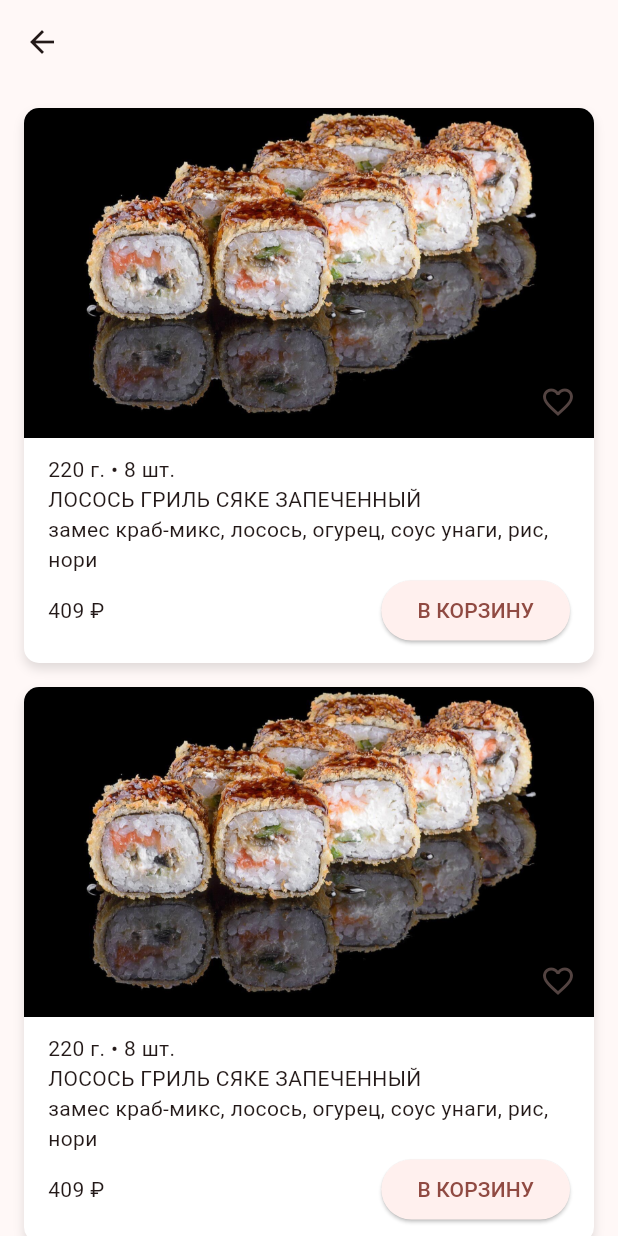
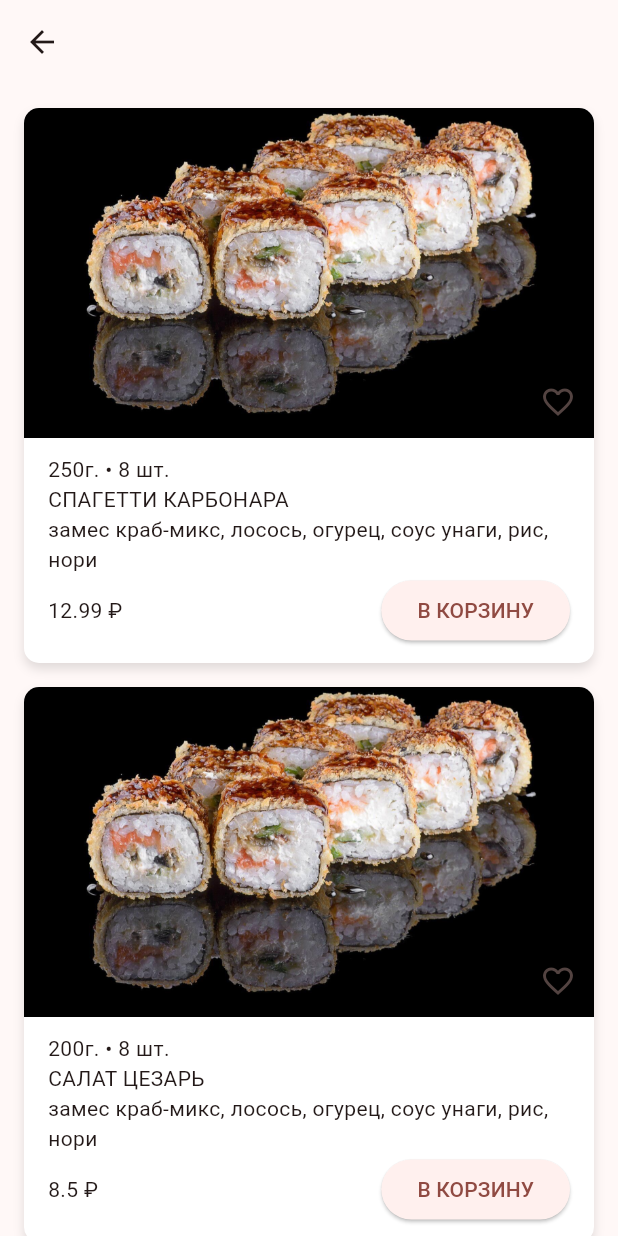
Before and after one commit to ComputerHakka/Food_Delivery, a Flutter app: the CatalogScreen screen opened by its route, on a phone screen of 412 x 824 dp. Run offline on Flutter 3.47's test engine with Material 3 defaults, Android fonts, the phone set to English and light mode, and no system bars; our stand-ins replace flutter_svg, go_router.

Commit message:
menu cell changes

```diff
--- a/lib/features/food_delivery/domain/entities/label.dart
+++ b/lib/features/food_delivery/domain/entities/label.dart
@@ -1,23 +1,30 @@
+import 'package:flutter/material.dart';
+
 class MenuLabelEntity {
   final int id;
   final String name;
+  final Color? color;
 
-  const MenuLabelEntity({required this.id, required this.name});
+  const MenuLabelEntity({
+    required this.id,
+    required this.name,
+    required this.color,
+  });
 
-  static const List<MenuLabelEntity> labelsList = [
-    MenuLabelEntity(id: 1, name: 'NEW'),
-    MenuLabelEntity(id: 2, name: 'АКЦИЯ'),
-    MenuLabelEntity(id: 3, name: '5 чел.'),
-    MenuLabelEntity(id: 4, name: '4 чел.'),
-    MenuLabelEntity(id: 5, name: '2 чел.'),
-    MenuLabelEntity(id: 6, name: '6 чел.'),
-    MenuLabelEntity(id: 7, name: 'СРЕДНЕОСТРОЕ'),
-    MenuLabelEntity(id: 8, name: 'СИЛЬНООСТРОЕ'),
-    MenuLabelEntity(id: 9, name: 'МАЛООСТРОЕ'),
-    MenuLabelEntity(id: 10, name: 'МИНИ'),
-    MenuLabelEntity(id: 11, name: 'ИЗ ПЕЧИ'),
-    MenuLabelEntity(id: 12, name: 'ОПАЛЕННЫЕ'),
-    MenuLabelEntity(id: 13, name: 'VEG'),
-    MenuLabelEntity(id: 14, name: 'ФИТНЕСС'),
+  static List<MenuLabelEntity> labelsList = [
+    MenuLabelEntity(id: 1, name: 'NEW', color: Colors.pink[900]),
+    const MenuLabelEntity(id: 2, name: 'АКЦИЯ', color: Colors.red),
+    const MenuLabelEntity(id: 3, name: '5 ЧЕЛ.', color: Colors.green),
+    const MenuLabelEntity(id: 4, name: '4 ЧЕЛ.', color: Colors.green),
+    const MenuLabelEntity(id: 5, name: '2 ЧЕЛ.', color: Colors.green),
+    const MenuLabelEntity(id: 6, name: '6 ЧЕЛ.', color: Colors.green),
+    MenuLabelEntity(id: 7, name: 'СРЕДНЕОСТРОЕ', color: Colors.red[600]),
+    MenuLabelEntity(id: 8, name: 'СИЛЬНООСТРОЕ', color: Colors.red[900]),
+    MenuLabelEntity(id: 9, name: 'НЕМНОГО ОСТРОЕ', color: Colors.red[300]),
+    const MenuLabelEntity(id: 10, name: 'МИНИ', color: Colors.yellow),
+    MenuLabelEntity(id: 11, name: 'ИЗ ПЕЧИ', color: Colors.brown[600]),
+    MenuLabelEntity(id: 12, name: 'ОПАЛЕННЫЕ', color: Colors.orange[300]),
+    MenuLabelEntity(id: 13, name: 'VEG', color: Colors.green[600]),
+    MenuLabelEntity(id: 14, name: 'ФИТНЕСС', color: Colors.redAccent[100]),
   ];
 }
--- a/lib/features/food_delivery/domain/entities/menu.dart
+++ b/lib/features/food_delivery/domain/entities/menu.dart
@@ -3,7 +3,7 @@ class MenuEntity {
   final String name;
   final int? quantity;
   final double cost;
-  final String? weight;
+  final int? weight;
   final int categoryId;
   final bool isSpicy;
   final bool isVegan;
@@ -33,7 +33,7 @@ class MenuEntity {
         name: 'Спагетти Карбонара',
         quantity: 10,
         cost: 12.99,
-        weight: '250г',
+        weight: 250,
         categoryId: 1,
         isSpicy: true,
         isVegan: false,
@@ -46,7 +46,7 @@ class MenuEntity {
         name: 'Салат Цезарь',
         quantity: 15,
         cost: 8.50,
-        weight: '200г',
+        weight: 200,
         categoryId: 2,
         isSpicy: false,
         isVegan: false,
@@ -59,7 +59,7 @@ class MenuEntity {
         name: 'Пицца Маргарита',
         quantity: 20,
         cost: 9.99,
-        weight: '300г',
+        weight: 300,
         categoryId: 3,
         isSpicy: true,
         isVegan: true,
@@ -72,7 +72,7 @@ class MenuEntity {
         name: 'Сэндвич с курицей гриль',
         quantity: 8,
         cost: 7.99,
-        weight: '150г',
+        weight: 150,
         categoryId: 4,
         isSpicy: true,
         isVegan: false,
@@ -85,7 +85,7 @@ class MenuEntity {
         name: 'Овощное жаркое',
         quantity: 12,
         cost: 11.00,
-        weight: '200г',
+        weight: 200,
         categoryId: 5,
         isSpicy: true,
         isVegan: true,
@@ -98,7 +98,7 @@ class MenuEntity {
         name: 'Тортилья с говядиной',
         quantity: 10,
         cost: 5.99,
-        weight: '180г',
+        weight: 180,
         categoryId: 6,
         isSpicy: true,
         isVegan: false,
@@ -111,7 +111,7 @@ class MenuEntity {
         name: 'Манговый смузи',
         quantity: 20,
         cost: 4.50,
-        weight: '250мл',
+        weight: 250,
         categoryId: 7,
         isSpicy: false,
         isVegan: true,
@@ -124,7 +124,7 @@ class MenuEntity {
         name: 'Ребрышки BBQ',
         quantity: 5,
         cost: 15.99,
-        weight: '350г',
+        weight: 350,
         categoryId: 8,
         isSpicy: true,
         isVegan: false,
@@ -137,7 +137,7 @@ class MenuEntity {
         name: 'Шоколадный торт',
         quantity: 8,
         cost: 6.99,
-        weight: '150г',
+        weight: 150,
         categoryId: 9,
         isSpicy: false,
         isVegan: false,
@@ -150,7 +150,7 @@ class MenuEntity {
         name: 'Тост с авокадо',
         quantity: 10,
         cost: 5.50,
-        weight: '120г',
+        weight: 120,
         categoryId: 10,
         isSpicy: false,
         isVegan: true,
@@ -163,7 +163,7 @@ class MenuEntity {
         name: 'Лосось на гриле',
         quantity: 7,
         cost: 13.99,
-        weight: '200г',
+        weight: 200,
         categoryId: 1,
         isSpicy: true,
         isVegan: false,
@@ -176,7 +176,7 @@ class MenuEntity {
         name: 'Греческий салат',
         quantity: 10,
         cost: 7.99,
-        weight: '150г',
+        weight: 150,
         categoryId: 2,
         isSpicy: false,
         isVegan: false,
@@ -189,7 +189,7 @@ class MenuEntity {
         name: 'Пицца Пепперони',
         quantity: 20,
         cost: 10.99,
-        weight: '300г',
+        weight: 300,
         categoryId: 3,
         isSpicy: true,
         isVegan: false,
@@ -202,7 +202,7 @@ class MenuEntity {
         name: 'Куриные крылышки',
         quantity: 15,
         cost: 9.99,
-        weight: '250г',
+        weight: 250,
         categoryId: 4,
         isSpicy: true,
         isVegan: false,
@@ -215,7 +215,7 @@ class MenuEntity {
         name: 'Жаркое с тофу',
         quantity: 12,
         cost: 10.00,
-        weight: '200г',
+        weight: 200,
         categoryId: 5,
         isSpicy: true,
         isVegan: true,
@@ -228,7 +228,7 @@ class MenuEntity {
         name: 'Тортилья с рыбой',
         quantity: 8,
         cost: 6.99,
-        weight: '180г',
+        weight: 180,
         categoryId: 6,
         isSpicy: true,
         isVegan: false,
@@ -241,7 +241,7 @@ class MenuEntity {
         name: 'Клубничный смузи',
         quantity: 18,
         cost: 4.99,
-        weight: '250мл',
+        weight: 250,
         categoryId: 7,
         isSpicy: false,
         isVegan: true,
@@ -254,7 +254,7 @@ class MenuEntity {
         name: 'Свинина на косточке',
         quantity: 5,
         cost: 16.99,
-        weight: '350г',
+        weight: 350,
         categoryId: 8,
         isSpicy: true,
         isVegan: false,
@@ -267,7 +267,7 @@ class MenuEntity {
         name: 'Чизкейк',
         quantity: 7,
         cost: 7.99,
-        weight: '150г',
+        weight: 150,
         categoryId: 9,
         isSpicy: false,
         isVegan: false,
@@ -280,7 +280,7 @@ class MenuEntity {
         name: 'Паста с морепродуктами',
         quantity: 9,
         cost: 14.99,
-        weight: '250г',
+        weight: 250,
         categoryId: 10,
         isSpicy: true,
         isVegan: false,
@@ -293,7 +293,7 @@ class MenuEntity {
         name: 'Панини с ветчиной и сыром',
         quantity: 10,
         cost: 6.50,
-        weight: '200г',
+        weight: 200,
         categoryId: 1,
         isSpicy: true,
         isVegan: false,
@@ -306,7 +306,7 @@ class MenuEntity {
         name: 'Тайский карри с овощами',
         quantity: 8,
         cost: 12.50,
-        weight: '300г',
+        weight: 300,
         categoryId: 2,
         isSpicy: true,
         isVegan: true,
@@ -319,7 +319,7 @@ class MenuEntity {
         name: 'Блины с фруктами',
         quantity: 12,
         cost: 8.00,
-        weight: '150г',
+        weight: 150,
         categoryId: 3,
         isSpicy: false,
         isVegan: true,
@@ -332,7 +332,7 @@ class MenuEntity {
         name: 'Французский луковый суп',
         quantity: 5,
         cost: 7.50,
-        weight: '200г',
+        weight: 200,
         categoryId: 4,
         isSpicy: true,
         isVegan: false,
@@ -345,7 +345,7 @@ class MenuEntity {
         name: 'Рататуй',
         quantity: 6,
         cost: 9.99,
-        weight: '250г',
+        weight: 250,
         categoryId: 5,
         isSpicy: true,
         isVegan: true,
--- a/lib/features/food_delivery/presentation/screens/catalog/catalog_screen.dart
+++ b/lib/features/food_delivery/presentation/screens/catalog/catalog_screen.dart
@@ -1,4 +1,6 @@
 import 'package:flutter/material.dart';
+import 'package:food_delivery_app/features/food_delivery/domain/entities/ingredient.dart';
+import 'package:food_delivery_app/features/food_delivery/domain/entities/label.dart';
 import 'package:food_delivery_app/features/food_delivery/domain/entities/menu.dart';
 
 class CatalogScreen extends StatelessWidget {
@@ -13,7 +15,7 @@ class CatalogScreen extends StatelessWidget {
         itemCount: MenuEntity.menuList.length,
         shrinkWrap: true,
         itemBuilder: (BuildContext context, int index) {
-          return const MenuCell();
+          return MenuCell(product: MenuEntity.menuList[index]);
         },
       ),
     );
@@ -21,10 +23,19 @@ class CatalogScreen extends StatelessWidget {
 }
 
 class MenuCell extends StatelessWidget {
-  const MenuCell({super.key});
+  const MenuCell({super.key, required this.product});
+
+  final MenuEntity product;
 
   @override
   Widget build(BuildContext context) {
+    List<String> labels = [];
+    if (product.labels != null) {
+      for (int label in product.labels!) {
+        labels.add(MenuLabelEntity.labelsList[label - 1].name);
+      }
+    }
+
     return Container(
       margin: const EdgeInsets.only(bottom: 16),
       width: double.infinity,
@@ -71,8 +82,8 @@ class MenuCell extends StatelessWidget {
             child: Column(
               crossAxisAlignment: CrossAxisAlignment.start,
               children: [
-                const Text('220 г. • 8 шт.'),
-                const Text('ЛОСОСЬ ГРИЛЬ СЯКЕ ЗАПЕЧЕННЫЙ'),
+                Text('${product.weight}г. • 8 шт.'),
+                Text(product.name.toUpperCase()),
                 const Text(
                   'замес краб-микс, лосось, огурец, соус унаги, рис, нори',
                   maxLines: 3,
@@ -81,7 +92,7 @@ class MenuCell extends StatelessWidget {
                 Row(
                   mainAxisAlignment: MainAxisAlignment.spaceBetween,
                   children: [
-                    const Text('409 ₽'),
+                    Text('${product.cost} ₽'),
                     ElevatedButton(
                       onPressed: () {},
                       child: const Text('В КОРЗИНУ'),
```
